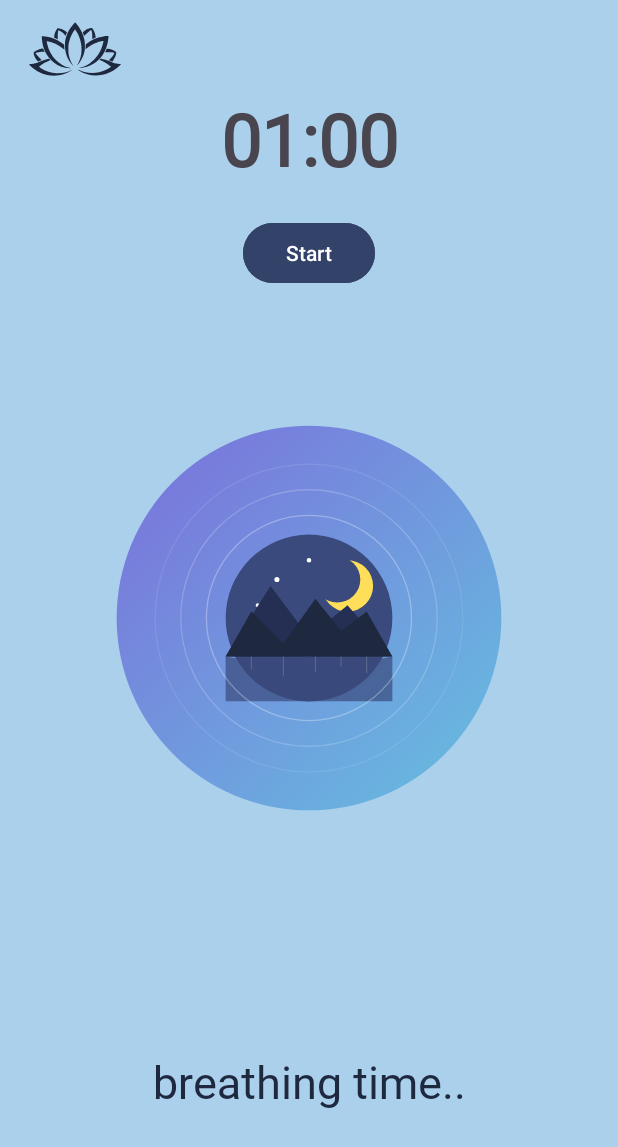
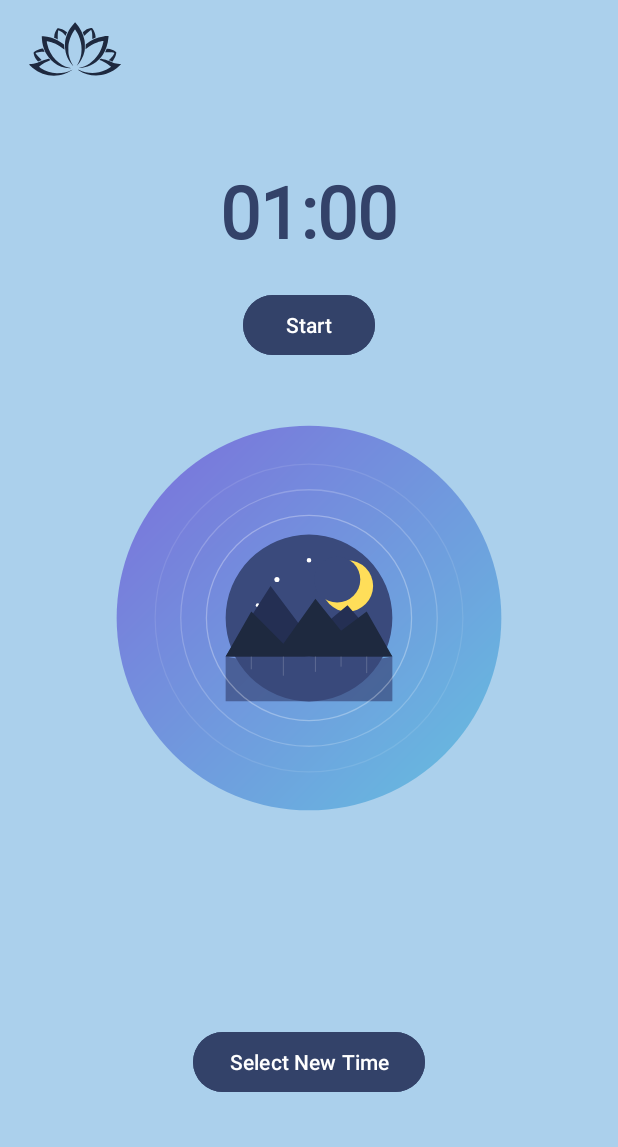
Before and after one commit to aavery0506/MADFinalApp, an Android app: the BreatheAnimation screen opened through its navigation route, on a phone screen of 412 x 824 dp. Shown: the top 1147 px of the screen. Run offline under Robolectric (Android 15) with nearby library versions, the phone set to English and light mode, and no system bars.

```diff
--- a/app/src/main/java/com/example/selfcareapp/BreatheAnimation.java
+++ b/app/src/main/java/com/example/selfcareapp/BreatheAnimation.java
@@ -6,6 +6,8 @@ import android.os.Bundle;
 
 import androidx.annotation.NonNull;
 import androidx.fragment.app.Fragment;
+import androidx.navigation.NavController;
+import androidx.navigation.Navigation;
 
 import android.os.CountDownTimer;
 import android.view.LayoutInflater;
@@ -39,7 +41,6 @@ public class BreatheAnimation extends Fragment {
     @Override
     public void onCreate(Bundle savedInstanceState) {
         super.onCreate(savedInstanceState);
-
     }
 
     @Override
@@ -80,9 +81,23 @@ public class BreatheAnimation extends Fragment {
             }
         });
 
-
+        //select new time, go back to selection fragment
+        binding.btnSelectNewTime.setOnClickListener(new View.OnClickListener() {
+            @Override
+            public void onClick(View view) {
+                navigateBack();
+            }
+        });
 
         return binding.getRoot();
+    }
+
+    private void navigateBack() {
+        if(countDownTimer != null){
+            countDownTimer.cancel();
+        }
+        NavController navController = Navigation.findNavController(getView());
+        navController.navigateUp();
     }
 
     @Override
@@ -100,8 +115,8 @@ public class BreatheAnimation extends Fragment {
     }
 
     private void updateCountDownText() {
-        int mins = (int)(timeLeftInMS/1000)/60;
-        int secs = (int)(timeLeftInMS/100)%60;
+        int mins = (int)(timeLeftInMS/1000) / 60;
+        int secs = (int)(timeLeftInMS/1000) % 60;
 
         String formatedTime = String.format(Locale.getDefault(),"%02d:%02d",mins,secs);
         binding.textViewTimer.setText(formatedTime);
@@ -144,11 +159,6 @@ public class BreatheAnimation extends Fragment {
         binding.btnStartPause.setVisibility(View.VISIBLE);
     }
 
-    public void updateText(String text){
-        binding.tvAnnTime.setText(text);
-    }
-
-    //This is not working and I'm not sure how to get it to work.
     public void goHome(){
         binding.animationLotus.setOnClickListener(new View.OnClickListener() {
             @Override
--- a/app/src/main/java/com/example/selfcareapp/Journal.java
+++ b/app/src/main/java/com/example/selfcareapp/Journal.java
@@ -27,6 +27,7 @@ public class Journal extends AppCompatActivity {
     private ArrayList<JournalModel> journalList;
 
 
+
     @Override
     protected void onCreate(Bundle savedInstanceState) {
         super.onCreate(savedInstanceState);
@@ -39,6 +40,8 @@ public class Journal extends AppCompatActivity {
         //connect to Firebase
         database = FirebaseDatabase.getInstance();
         myRef = database.getReference();
+
+
 
 
         ViewCompat.setOnApplyWindowInsetsListener(findViewById(R.id.main), (v, insets) -> {
@@ -58,7 +61,7 @@ public class Journal extends AppCompatActivity {
                 Toast toast = Toast.makeText(context,text,duration);
                 toast.show();
                 //add entry to the database
-                JournalModel journal = new JournalModel(binding.etTitleJournal.getText().toString(),
+                JournalModel journal = new JournalModel(myRef.push().getKey(),binding.etTitleJournal.getText().toString(),
                         binding.etDateJournal.getText().toString(),
                         binding.etEntryJournal.getText().toString());
 
--- a/app/src/main/res/layout/activity_journal.xml
+++ b/app/src/main/res/layout/activity_journal.xml
@@ -70,7 +70,7 @@
             android:layout_height="wrap_content"
             android:layout_marginStart="16dp"
             android:layout_marginTop="15dp"
-            android:hint="mm/dd/yyyy"
+            android:hint="yyyy/mm/dd"
             android:inputType="date"
             android:textAppearance="@style/TextAppearance.AppCompat.Large"
             android:textColor="@color/DarkestBlue"
--- a/app/src/main/res/layout/fragment_breathe_animation.xml
+++ b/app/src/main/res/layout/fragment_breathe_animation.xml
@@ -12,14 +12,16 @@
         android:id="@+id/text_view_timer"
         android:layout_width="wrap_content"
         android:layout_height="wrap_content"
+        android:layout_marginTop="108dp"
         android:fontFamily="@font/gaegu"
         android:text="00:00"
+        android:textColor="@color/DarkBlue"
         android:textSize="48sp"
         android:textStyle="bold"
         app:layout_constraintEnd_toEndOf="parent"
+        app:layout_constraintHorizontal_bias="0.498"
         app:layout_constraintStart_toStartOf="parent"
-        app:layout_constraintTop_toTopOf="parent"
-        android:layout_marginTop="60dp"/>
+        app:layout_constraintTop_toTopOf="parent" />
 
     <Button
         android:id="@+id/btn_start_pause"
@@ -46,6 +48,19 @@
         app:layout_constraintEnd_toEndOf="parent"
         android:layout_marginTop="16dp"/>
 
+    <Button
+        android:id="@+id/btn_select_new_time"
+        android:layout_width="wrap_content"
+        android:layout_height="wrap_content"
+        android:layout_marginBottom="26dp"
+        android:backgroundTint="@color/DarkBlue"
+        android:text="Select New Time"
+        android:textColor="@color/white"
+        app:layout_constraintBottom_toBottomOf="parent"
+        app:layout_constraintEnd_toEndOf="parent"
+        app:layout_constraintStart_toStartOf="parent"
+        app:layout_constraintTop_toBottomOf="@id/guideline4"/>
+
     <ImageView
         android:id="@+id/animation_lotus"
         android:layout_width="100dp"
@@ -66,21 +81,9 @@
         app:layout_constraintHorizontal_bias="0.0"
         app:layout_constraintStart_toStartOf="parent"
         app:layout_constraintTop_toTopOf="parent"
-        app:layout_constraintVertical_bias="1.0" />
+         />
 
-    <TextView
-        android:id="@+id/tv_ann_time"
-        android:layout_width="wrap_content"
-        android:layout_height="wrap_content"
-        android:fontFamily="@font/gaegu"
-        android:text="breathing time.."
-        android:textColor="@color/DarkestBlue"
-        android:textSize="30sp"
-        android:textStyle="normal"
-        app:layout_constraintBottom_toBottomOf="@+id/iv_breathe_image"
-        app:layout_constraintEnd_toEndOf="parent"
-        app:layout_constraintStart_toStartOf="parent"
-        app:layout_constraintTop_toTopOf="@+id/guideline4" />
+
 
     <androidx.constraintlayout.widget.Guideline
         android:id="@+id/guideline4"
--- a/app/src/main/res/navigation/nav_graph.xml
+++ b/app/src/main/res/navigation/nav_graph.xml
@@ -16,6 +16,11 @@
     <fragment
         android:id="@+id/timerFragment"
         android:name= "com.example.selfcareapp.BreatheAnimation"
-        android:label="Timer Fragment" />
+        android:label="Timer Fragment" >
+        <action
+            android:id="@+id/action_timerFragment_to_selectionFragment"
+            app:destination="@+id/selectionFragment"/>
+    </fragment>
+
 
 </navigation>
```
Also changed, not shown: app/src/main/java/com/example/selfcareapp/JournalModel.java (+12 -19 lines), app/src/main/java/com/example/selfcareapp/JournalRecyclerAdapter.java (+11 -7 lines), app/src/main/java/com/example/selfcareapp/JournalSearch.java (+77 -4 lines), app/src/main/res/layout/activity_journal_search.xml (+11 -7 lines).
